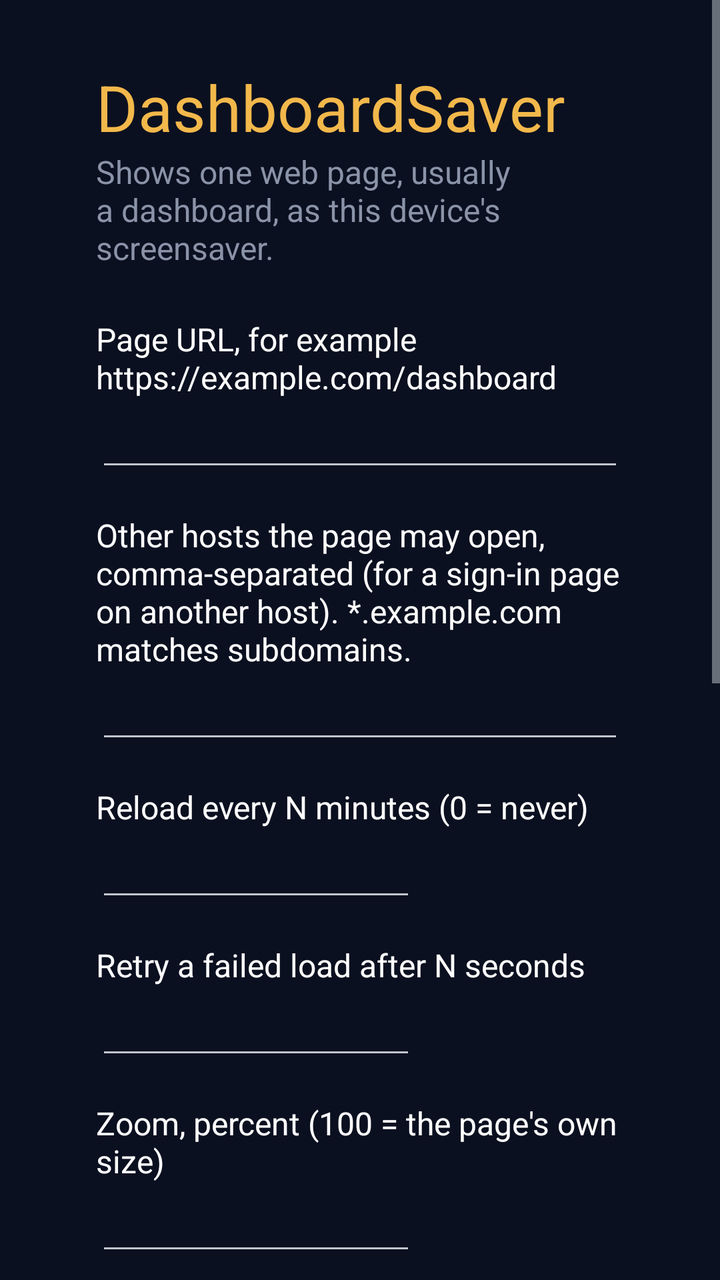
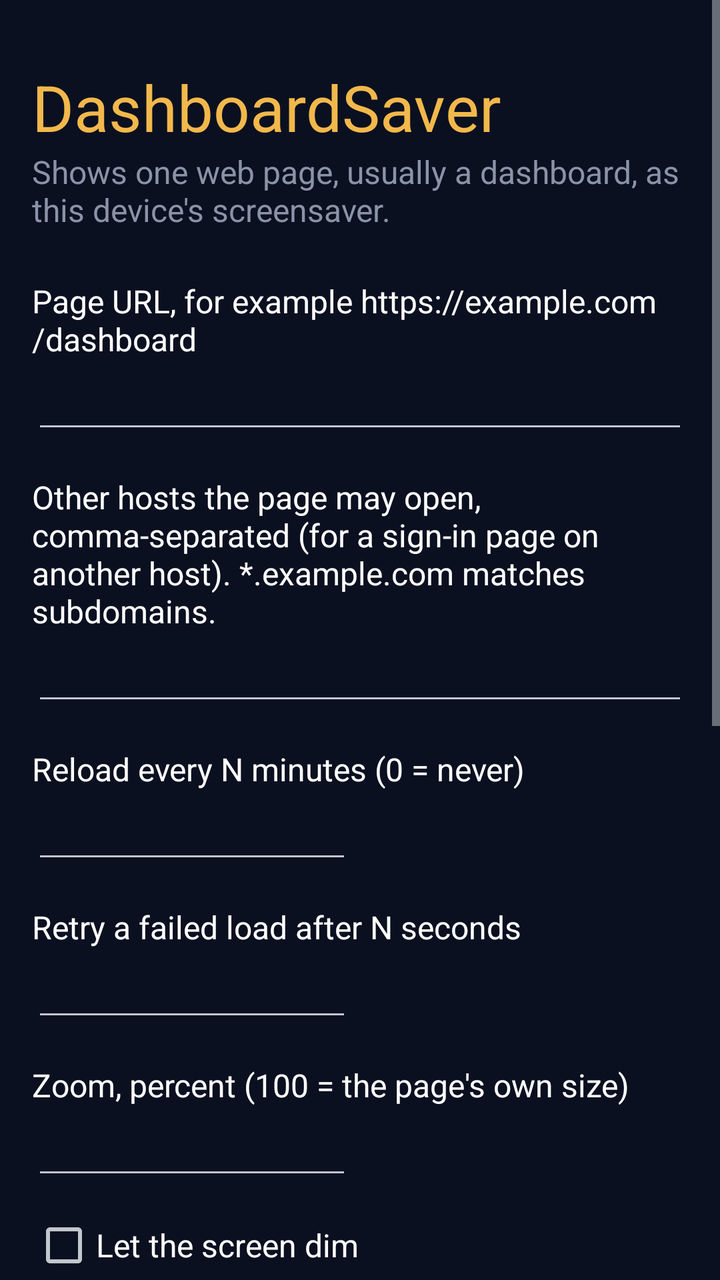

An Android layout rendered at two revisions. The XML below is the earlier revision; the diff shows what the commit changed to produce the second picture.
<!-- AndroidManifest.xml: application theme Theme.DashboardSaver -->
<!-- res/layout/activity_settings.xml -->
<?xml version="1.0" encoding="utf-8"?>
<ScrollView xmlns:android="http://schemas.android.com/apk/res/android"
    android:layout_width="match_parent"
    android:layout_height="match_parent">

    <LinearLayout
        android:layout_width="match_parent"
        android:layout_height="wrap_content"
        android:orientation="vertical"
        android:paddingStart="48dp"
        android:paddingTop="32dp"
        android:paddingEnd="48dp"
        android:paddingBottom="32dp">

        <TextView
            android:layout_width="wrap_content"
            android:layout_height="wrap_content"
            android:text="@string/app_name"
            android:textColor="@color/moon"
            android:textSize="32sp" />

        <TextView
            android:layout_width="wrap_content"
            android:layout_height="wrap_content"
            android:layout_marginBottom="8dp"
            android:text="@string/subtitle"
            android:textColor="@color/dim"
            android:textSize="16sp" />

        <TextView
            android:layout_width="wrap_content"
            android:layout_height="wrap_content"
            android:layout_marginTop="16dp"
            android:labelFor="@id/url"
            android:text="@string/url_label"
            android:textColor="@android:color/white"
            android:textSize="16sp" />

        <EditText
            android:id="@+id/url"
            android:layout_width="match_parent"
            android:layout_height="wrap_content"
            android:importantForAutofill="no"
            android:imeOptions="actionNext"
            android:inputType="textUri"
            android:singleLine="true"
            android:textColor="@android:color/white" />

        <TextView
            android:layout_width="wrap_content"
            android:layout_height="wrap_content"
            android:layout_marginTop="16dp"
            android:labelFor="@id/allowed_hosts"
            android:text="@string/allowed_hosts_label"
            android:textColor="@android:color/white"
            android:textSize="16sp" />

        <EditText
            android:id="@+id/allowed_hosts"
            android:layout_width="match_parent"
            android:layout_height="wrap_content"
            android:importantForAutofill="no"
            android:imeOptions="actionNext"
            android:inputType="textUri"
            android:singleLine="true"
            android:textColor="@android:color/white" />

        <TextView
            android:layout_width="wrap_content"
            android:layout_height="wrap_content"
            android:layout_marginTop="16dp"
            android:labelFor="@id/reload_minutes"
            android:text="@string/reload_label"
            android:textColor="@android:color/white"
            android:textSize="16sp" />

        <EditText
            android:id="@+id/reload_minutes"
            android:layout_width="160dp"
            android:layout_height="wrap_content"
            android:importantForAutofill="no"
            android:imeOptions="actionNext"
            android:inputType="number"
            android:singleLine="true"
            android:textColor="@android:color/white" />

        <TextView
            android:layout_width="wrap_content"
            android:layout_height="wrap_content"
            android:layout_marginTop="16dp"
            android:labelFor="@id/retry_seconds"
            android:text="@string/retry_label"
            android:textColor="@android:color/white"
            android:textSize="16sp" />

        <EditText
            android:id="@+id/retry_seconds"
            android:layout_width="160dp"
            android:layout_height="wrap_content"
            android:importantForAutofill="no"
            android:imeOptions="actionNext"
            android:inputType="number"
            android:singleLine="true"
            android:textColor="@android:color/white" />

        <TextView
            android:layout_width="wrap_content"
            android:layout_height="wrap_content"
            android:layout_marginTop="16dp"
            android:labelFor="@id/zoom_percent"
            android:text="@string/zoom_label"
            android:textColor="@android:color/white"
            android:textSize="16sp" />

        <EditText
            android:id="@+id/zoom_percent"
            android:layout_width="160dp"
            android:layout_height="wrap_content"
            android:importantForAutofill="no"
            android:imeOptions="actionNext"
            android:inputType="number"
            android:singleLine="true"
            android:textColor="@android:color/white" />

        <CheckBox
            android:id="@+id/dim"
            android:layout_width="wrap_content"
            android:layout_height="wrap_content"
            android:layout_marginTop="12dp"
            android:text="@string/dim_label"
            android:textColor="@android:color/white"
            android:textSize="16sp" />

        <CheckBox
            android:id="@+id/shift_pixels"
            android:layout_width="wrap_content"
            android:layout_height="wrap_content"
            android:layout_marginTop="12dp"
            android:text="@string/shift_label"
            android:textColor="@android:color/white"
            android:textSize="16sp" />

        <LinearLayout
            style="?android:attr/buttonBarStyle"
            android:layout_width="wrap_content"
            android:layout_height="wrap_content"
            android:layout_marginTop="16dp"
            android:orientation="horizontal">

            <Button
                android:id="@+id/save"
                style="?android:attr/buttonBarButtonStyle"
                android:layout_width="wrap_content"
                android:layout_height="wrap_content"
                android:text="@string/save" />

            <Button
                android:id="@+id/open"
                style="?android:attr/buttonBarButtonStyle"
                android:layout_width="wrap_content"
                android:layout_height="wrap_content"
                android:layout_marginStart="12dp"
                android:text="@string/open" />

            <Button
                android:id="@+id/system"
                style="?android:attr/buttonBarButtonStyle"
                android:layout_width="wrap_content"
                android:layout_height="wrap_content"
                android:layout_marginStart="12dp"
                android:text="@string/system_settings" />

            <Button
                android:id="@+id/clear"
                style="?android:attr/buttonBarButtonStyle"
                android:layout_width="wrap_content"
                android:layout_height="wrap_content"
                android:layout_marginStart="12dp"
                android:text="@string/clear" />

        </LinearLayout>

        <TextView
            android:id="@+id/status"
            android:layout_width="wrap_content"
            android:layout_height="wrap_content"
            android:layout_marginTop="24dp"
            android:textColor="@android:color/white"
            android:textSize="16sp" />

        <TextView
            android:id="@+id/help"
            android:layout_width="wrap_content"
            android:layout_height="wrap_content"
            android:layout_marginTop="8dp"
            android:textColor="@color/dim"
            android:textIsSelectable="true"
            android:textSize="14sp" />
    </LinearLayout>
</ScrollView>
<!-- resources referenced by this layout -->
<resources>
  <color name="dim">#8A93A8</color>
  <color name="moon">#F2B84B</color>
  <string name="allowed_hosts_label">Other hosts the page may open, comma-separated (for a sign-in page on another host). *.example.com matches subdomains.</string>
  <string name="app_name">DashboardSaver</string>
  <string name="clear">Clear sign-in data</string>
  <string name="dim_label">Let the screen dim</string>
  <string name="open">Open page (sign in)</string>
  <string name="reload_label">Reload every N minutes (0 = never)</string>
  <string name="retry_label">Retry a failed load after N seconds</string>
  <string name="save">Save</string>
  <string name="shift_label">Shift the page slightly every 2 minutes (burn-in protection)</string>
  <string name="subtitle">Shows one web page, usually a dashboard, as this device\'s screensaver.</string>
  <string name="system_settings">Screensaver settings</string>
  <string name="url_label">Page URL, for example https://example.com/dashboard</string>
  <string name="zoom_label">Zoom, percent (100 = the page\'s own size)</string>
  <style name="Theme.DashboardSaver" parent="@android:style/Theme.DeviceDefault.NoActionBar">
          <item name="android:windowBackground">@color/ink</item>
      </style>
  <color name="ink">#0B1020</color>
</resources>

<!-- the commit's change to res/layout/activity_settings.xml (unified diff, before → after) -->
@@ -7,9 +7,9 @@
         android:layout_width="match_parent"
         android:layout_height="wrap_content"
         android:orientation="vertical"
-        android:paddingStart="48dp"
+        android:paddingStart="@dimen/side_padding"
         android:paddingTop="32dp"
-        android:paddingEnd="48dp"
+        android:paddingEnd="@dimen/side_padding"
         android:paddingBottom="32dp">
 
         <TextView
@@ -141,6 +141,7 @@
             android:textSize="16sp" />
 
         <LinearLayout
+            android:id="@+id/buttons"
             style="?android:attr/buttonBarStyle"
             android:layout_width="wrap_content"
             android:layout_height="wrap_content"
<!-- resource entries referenced after the edit -->
@@ -2,6 +2,7 @@
 <resources>
   <color name="dim">#8A93A8</color>
   <color name="moon">#F2B84B</color>
+  <dimen name="side_padding">16dp</dimen>
   <string name="allowed_hosts_label">Other hosts the page may open, comma-separated (for a sign-in page on another host). *.example.com matches subdomains.</string>
   <string name="app_name">DashboardSaver</string>
   <string name="clear">Clear sign-in data</string>
